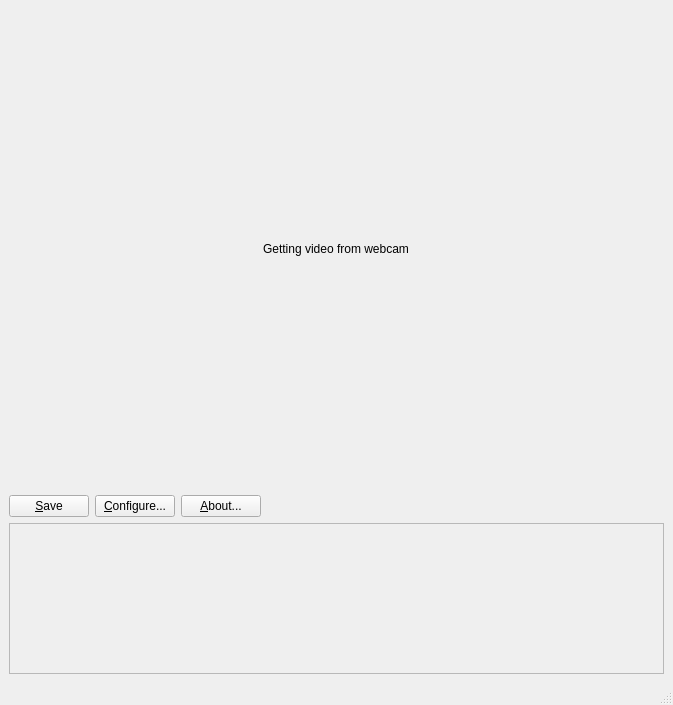
jnmbk/kamera, file ui/mainwindow.ui: the form before one commit.
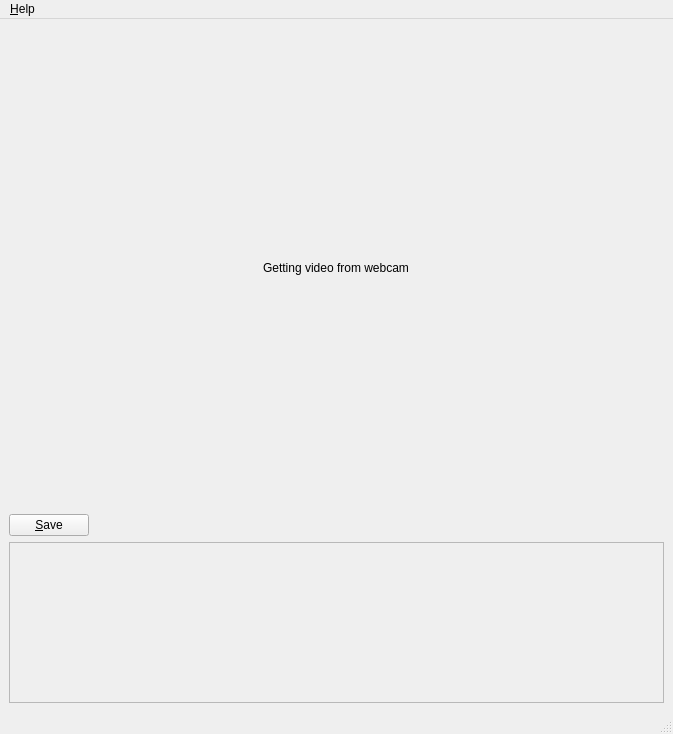
The form after the commit. Icons and pictures are not drawn.

```diff
--- a/ui/mainwindow.ui
+++ b/ui/mainwindow.ui
@@ -6,7 +6,7 @@
     <x>0</x>
     <y>0</y>
     <width>673</width>
-    <height>705</height>
+    <height>734</height>
    </rect>
   </property>
   <property name="windowTitle" >
@@ -75,20 +75,6 @@
           </property>
          </widget>
         </item>
-        <item>
-         <widget class="QPushButton" name="pushButton_configure" >
-          <property name="text" >
-           <string>&amp;Configure...</string>
-          </property>
-         </widget>
-        </item>
-        <item>
-         <widget class="QPushButton" name="pushButton_about" >
-          <property name="text" >
-           <string>&amp;About...</string>
-          </property>
-         </widget>
-        </item>
         <item>
          <spacer name="horizontalSpacer" >
           <property name="orientation" >
@@ -132,6 +118,34 @@
    </layout>
   </widget>
   <widget class="QStatusBar" name="statusbar" />
+  <widget class="QMenuBar" name="menuBar" >
+   <property name="geometry" >
+    <rect>
+     <x>0</x>
+     <y>0</y>
+     <width>673</width>
+     <height>29</height>
+    </rect>
+   </property>
+   <widget class="QMenu" name="menu_Help" >
+    <property name="title" >
+     <string>&amp;Help</string>
+    </property>
+    <addaction name="action_About_Kamera" />
+    <addaction name="action_About_Qt" />
+   </widget>
+   <addaction name="menu_Help" />
+  </widget>
+  <action name="action_About_Qt" >
+   <property name="text" >
+    <string>About &amp;Qt...</string>
+   </property>
+  </action>
+  <action name="action_About_Kamera" >
+   <property name="text" >
+    <string>About &amp;Kamera...</string>
+   </property>
+  </action>
  </widget>
  <resources>
   <include location="../data/kamera.qrc" />
```
